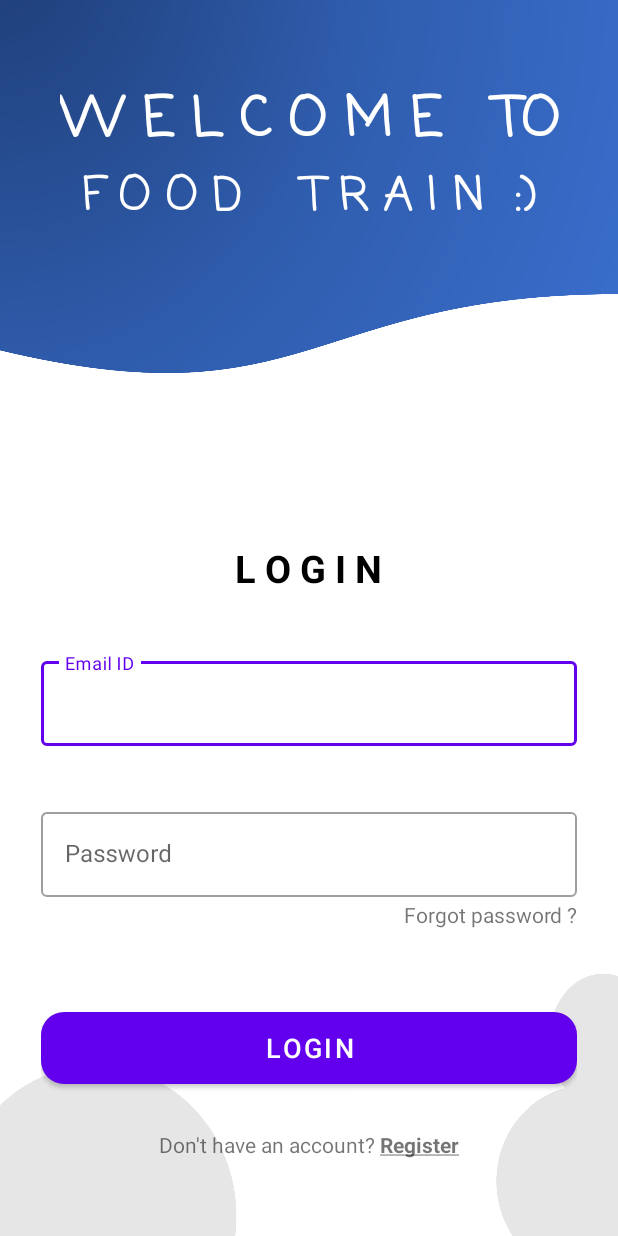
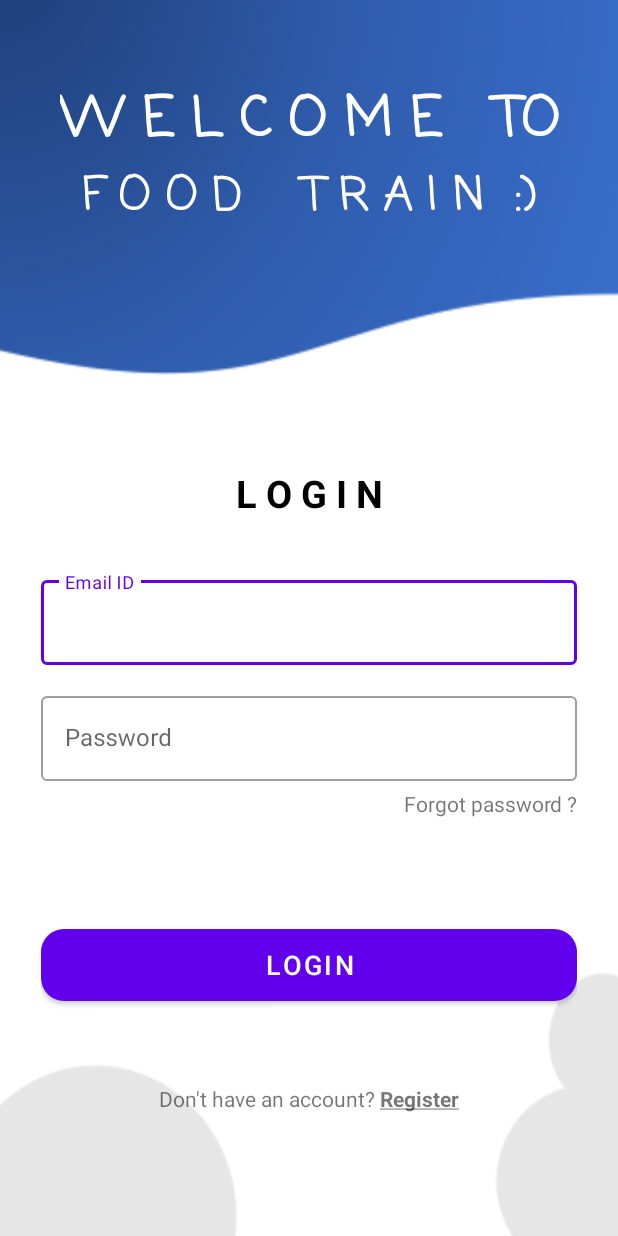
Before and after one commit to AashifAmeer/Food_Train, an Android app: the screen it shows after launch (SecondPage), on a phone screen of 412 x 824 dp. Run offline under Robolectric (Android 15) with nearby library versions, the phone set to English and light mode, and no system bars; our stand-ins replace Firebase (no records; nobody signed in at launch, a user with empty details on screens opened directly); Roboto replaces fonts that are not available here.

Commit message:
Product page is updated

```diff
--- a/app/src/main/java/com/example/foodtrain/Constants.kt
+++ b/app/src/main/java/com/example/foodtrain/Constants.kt
@@ -2,4 +2,6 @@ package com.example.foodtrain
 
 object Constants {
     const val USERS : String = "users"
+    const val FOODTRAIN_PREFERENCES : String = "FoodTrainPrefs"
+    const val LOGGED_IN_USERNAME : String = "logged_in_username"
 }
--- a/app/src/main/res/layout/activity_product_show.xml
+++ b/app/src/main/res/layout/activity_product_show.xml
@@ -7,10 +7,9 @@
     tools:context=".ProductShowActivity">
 
     <TextView
-        android:id="@+id/textView4"
+        android:id="@+id/welcomeText"
         android:layout_width="wrap_content"
         android:layout_height="wrap_content"
-        android:text="Welcome Aashif"
         android:textColor="#000000"
         android:textSize="25sp"
         android:textStyle="bold"
--- a/app/src/main/res/layout/activity_second_page.xml
+++ b/app/src/main/res/layout/activity_second_page.xml
@@ -7,7 +7,7 @@
     tools:context=".SecondPage"
     android:layout_gravity="center"
     android:padding="27dp"
-    android:background="@drawable/login"
+    android:background="@drawable/login_1"
     >
 
 
@@ -60,7 +60,7 @@
         android:id="@+id/textView"
         android:layout_width="wrap_content"
         android:layout_height="wrap_content"
-        android:layout_marginBottom="24dp"
+        android:layout_marginBottom="20dp"
         android:padding="15dp"
         android:text="L O G I N"
         android:textColor="#000"
@@ -69,7 +69,6 @@
         android:textStyle="bold"
         app:layout_constraintBottom_toTopOf="@id/textInputLayout2"
         app:layout_constraintEnd_toEndOf="parent"
-        app:layout_constraintHorizontal_bias="0.498"
         app:layout_constraintStart_toStartOf="parent" />
 
     <com.google.android.material.textfield.TextInputLayout
@@ -79,10 +78,8 @@
         android:layout_height="wrap_content"
         app:layout_constraintBottom_toBottomOf="parent"
         app:layout_constraintEnd_toEndOf="parent"
-        app:layout_constraintHorizontal_bias="0.5"
         app:layout_constraintStart_toStartOf="parent"
-        app:layout_constraintTop_toTopOf="parent"
-        app:layout_constraintVertical_bias="0.577">
+        app:layout_constraintTop_toTopOf="parent">
 
         <com.google.android.material.textfield.TextInputEditText
             android:id="@+id/emailID"
@@ -96,11 +93,10 @@
         style="@style/Widget.MaterialComponents.TextInputLayout.OutlinedBox"
         android:layout_width="match_parent"
         android:layout_height="wrap_content"
-        app:layout_constraintBottom_toBottomOf="@+id/button"
         app:layout_constraintEnd_toEndOf="parent"
-        app:layout_constraintHorizontal_bias="0.5"
+        android:layout_marginTop="15dp"
         app:layout_constraintStart_toStartOf="parent"
-        app:layout_constraintTop_toBottomOf="@+id/textView">
+        app:layout_constraintTop_toBottomOf="@+id/textInputLayout2">
 
         <com.google.android.material.textfield.TextInputEditText
             android:id="@+id/password"
@@ -113,14 +109,13 @@
         android:id="@+id/forgotPassword"
         android:layout_width="match_parent"
         android:layout_height="wrap_content"
+        android:layout_marginTop="5dp"
         android:text="Forgot password ?"
         android:textAlignment="textEnd"
         android:textSize="14sp"
-        app:layout_constraintBottom_toBottomOf="@id/button"
         app:layout_constraintEnd_toEndOf="parent"
-        app:layout_constraintHorizontal_bias="0.5"
         app:layout_constraintStart_toStartOf="parent"
-        app:layout_constraintTop_toBottomOf="@+id/textInputLayout2" />
+        app:layout_constraintTop_toBottomOf="@+id/textInputLayout3" />
 
     <Button
         android:id="@+id/button"
@@ -130,19 +125,18 @@
         android:text="Login"
         android:textColor="#fff"
         android:textSize="18sp"
-        app:layout_constraintBottom_toBottomOf="parent"
+        app:layout_constraintBottom_toBottomOf="@id/linear_last"
         app:layout_constraintEnd_toEndOf="parent"
-        app:layout_constraintHorizontal_bias="0.5"
         app:layout_constraintStart_toStartOf="parent"
-        app:layout_constraintTop_toTopOf="@+id/forgotPassword" />
+        app:layout_constraintTop_toBottomOf="@+id/forgotPassword" />
 
     <LinearLayout
         android:layout_width="match_parent"
         android:layout_height="wrap_content"
         android:gravity="center"
+        android:id="@+id/linear_last"
         app:layout_constraintBottom_toBottomOf="parent"
-        app:layout_constraintTop_toTopOf="@+id/button"
-        app:layout_constraintVertical_bias="0.768"
+        app:layout_constraintTop_toBottomOf="@+id/button"
         tools:layout_editor_absoluteX="27dp">
 
         <TextView
```
Also changed, not shown: app/src/main/java/com/example/foodtrain/ProductShowActivity.kt (+9 -0 lines), app/src/main/java/com/example/foodtrain/fireStore/FireStoreClass.kt (+17 -0 lines), app/src/main/res/layout/activity_register.xml (+6 -7 lines), app/src/main/res/drawable/login_1.png (added).
